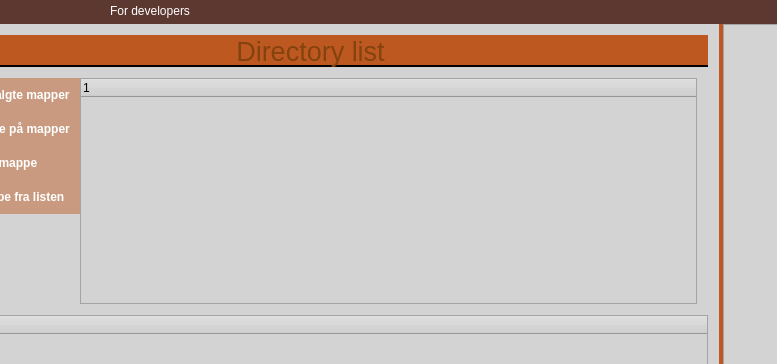
Old version of the form mainwindow.ui in the repository Cannabis2013/FileMover; both pictures show x 98 to 875 and y 0 to 364 of the 1280 by 800 pixel window.
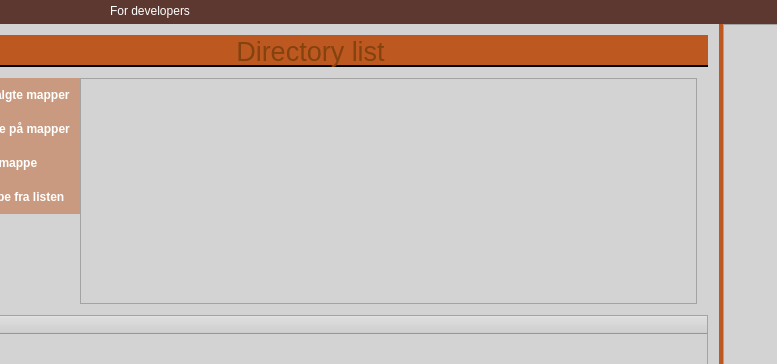
New version of the form. Custom widgets are drawn as their Qt base class.

Patch:
```diff
--- a/mainwindow.ui
+++ b/mainwindow.ui
@@ -322,6 +322,21 @@
               <property name="styleSheet">
                <string notr="true"/>
               </property>
+              <property name="iconSize">
+               <size>
+                <width>32</width>
+                <height>32</height>
+               </size>
+              </property>
+              <property name="rootIsDecorated">
+               <bool>false</bool>
+              </property>
+              <property name="headerHidden">
+               <bool>true</bool>
+              </property>
+              <attribute name="headerVisible">
+               <bool>false</bool>
+              </attribute>
               <column>
                <property name="text">
                 <string notr="true">1</string>
```
Left out of the diff: 8 changed lines with no effect on the pictures.
